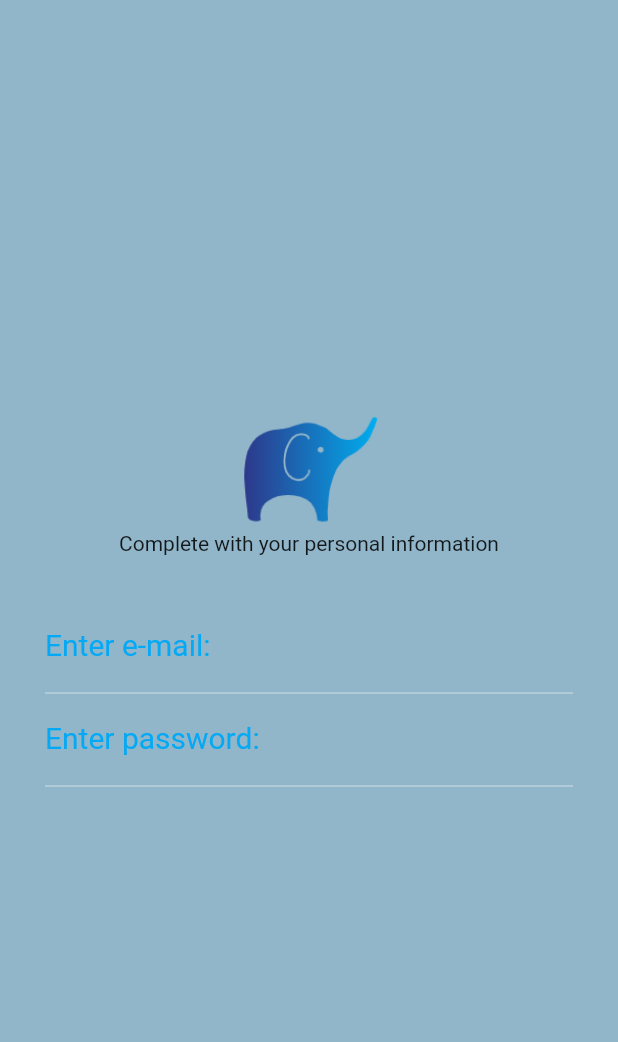
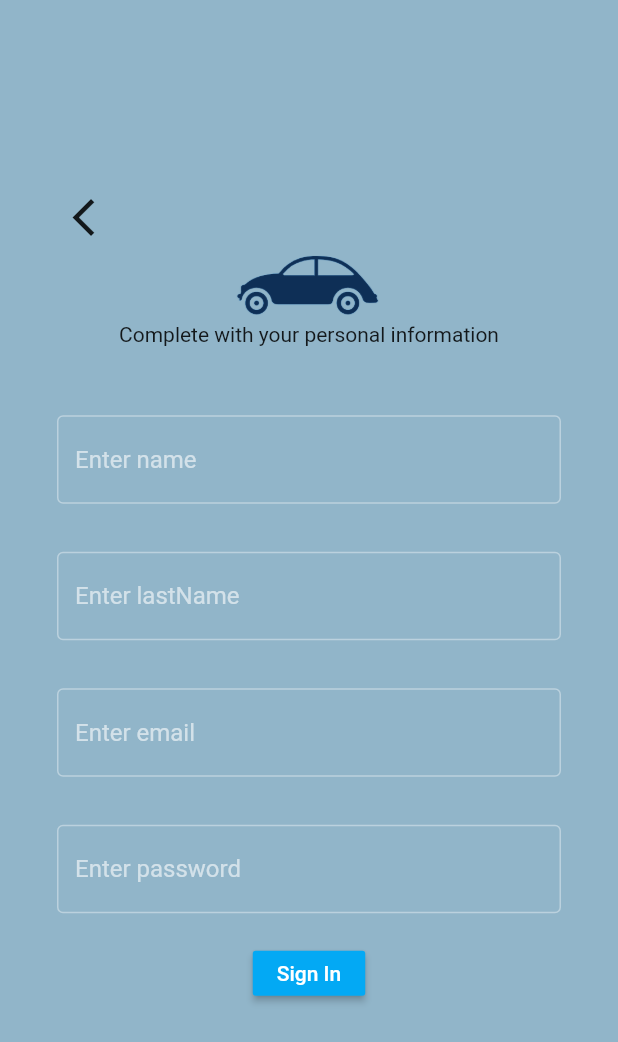
Before and after one commit to Cartoke/MobileApp-eRentCar, a Flutter app: the screen it shows after launch, after a tap on "Register", on a phone screen of 412 x 824 dp. Shown: the top 1042 px of the screen. Run offline on Flutter 3.47's test engine with Material 2 defaults, Android fonts, the phone set to English and light mode, and no system bars; network calls fail.

Commit message:
feat: login section remodified

```diff
--- a/lib/components/login/login_page.dart
+++ b/lib/components/login/login_page.dart
@@ -1,5 +1,6 @@
 import 'package:flutter/material.dart';
 import 'package:erentcar_mobileapp/components/car/cars_page.dart';
+import 'package:flutter/widgets.dart';
 
 class login_page extends StatefulWidget {
   @override
@@ -135,6 +136,8 @@ class _login_pageState extends State<login_page> {
   }
 
   void pushNext() {
+    final _formKey = GlobalKey<FormState>();
+
     Navigator.of(context).push(
       MaterialPageRoute(
           builder: (BuildContext context){
@@ -143,9 +146,21 @@ class _login_pageState extends State<login_page> {
               body: Stack(
                 fit: StackFit.expand,
                 children: <Widget>[
+                  Row(
+                    mainAxisAlignment: MainAxisAlignment.start,
+                    children: [
+
+                    ],
+                  ),
                   Column(
                     mainAxisAlignment: MainAxisAlignment.center,
                     children: <Widget>[
+                      IconButton(
+                        padding: EdgeInsets.only(right: 300),
+                        onPressed: () { Navigator.pop(context); },
+                        icon: Icon(Icons.arrow_back_ios_outlined),
+                        iconSize: 30,
+                      ),
                       Image(
                         image: AssetImage("lib/assets/logo.png"),
                         width: 100,
@@ -155,6 +170,7 @@ class _login_pageState extends State<login_page> {
                         textAlign: TextAlign.center,
                       ),
                       Form(
+                        key: _formKey,
                         child: Theme(
                           data: ThemeData(
                               brightness: Brightness.dark, primarySwatch: Colors.teal,
@@ -169,19 +185,89 @@ class _login_pageState extends State<login_page> {
                             padding: EdgeInsets.all(30),
                             child: Column(
                               children: <Widget>[
-                                TextFormField(
-                                  decoration: InputDecoration(
-                                      labelText: "Enter e-mail:"
+                                 Padding(
+                                    padding: EdgeInsets.symmetric(horizontal: 8, vertical: 16),
+                                    child: TextFormField(
+                                      decoration: InputDecoration(
+                                        border: OutlineInputBorder(),
+                                        hintText: 'Enter name',
+                                      ),
+                                      keyboardType: TextInputType.emailAddress,
+                                      validator: (value) {
+                                        if (value == null || value.isEmpty) {
+                                          return 'Please enter some text';
+                                        }
+                                        return null;
+                                      },
+                                    ),
+                                ),
+                                Padding(
+                                  padding: EdgeInsets.symmetric(horizontal: 8, vertical: 16),
+                                  child: TextFormField(
+                                    decoration: InputDecoration(
+                                      border: OutlineInputBorder(),
+                                      hintText: 'Enter lastName',
+                                    ),
+                                    keyboardType: TextInputType.text,
+                                    obscureText: true,
+                                    validator: (value) {
+                                      if (value == null || value.isEmpty) {
+                                        return 'Please enter some text';
+                                      }
+                                      return null;
+                                    },
                                   ),
-                                  keyboardType: TextInputType.emailAddress,
                                 ),
-                                TextFormField(
-                                  decoration: InputDecoration(
-                                      labelText: "Enter password:"
+                                Padding(
+                                  padding: EdgeInsets.symmetric(horizontal: 8, vertical: 16),
+                                  child: TextFormField(
+                                    decoration: InputDecoration(
+                                      border: OutlineInputBorder(),
+                                      hintText: 'Enter email',
+                                    ),
+                                    keyboardType: TextInputType.text,
+                                    obscureText: true,
+                                    validator: (value) {
+                                      if (value == null || value.isEmpty) {
+                                        return 'Please enter some text';
+                                      }
+                                      return null;
+                                    },
                                   ),
-                                  keyboardType: TextInputType.text,
-                                  obscureText: true,
                                 ),
+                                Padding(
+                                  padding: EdgeInsets.symmetric(horizontal: 8, vertical: 16),
+                                  child: TextFormField(
+                                    decoration: InputDecoration(
+                                      border: OutlineInputBorder(),
+                                      hintText: 'Enter password',
+                                    ),
+                                    keyboardType: TextInputType.text,
+                                    obscureText: true,
+                                    validator: (value) {
+                                      if (value == null || value.isEmpty) {
+                                        return 'Please enter some text';
+                                      }
+                                      return null;
+                                    },
+                                  ),
+                                ),
+                                MaterialButton(
+                                  height: 30,
+                                  minWidth:60,
+                                  color: Colors.lightBlue,
+                                  textColor: Colors.white,
+                                  child: Text("Sign In"),
+                                  onPressed: (){
+                                    if (_formKey.currentState!.validate()) {
+                                      Navigator.push(context, MaterialPageRoute(builder: (BuildContext context) => cars_page()));
+                                      ScaffoldMessenger.of(context).showSnackBar(
+                                        const SnackBar(content: Text('Processing Data')),
+                                      );
+                                    }
+                                  },
+                                  splashColor: Colors.blueAccent,
+                                )
                               ],
                             ),
                           ),
```
Also changed, not shown: lib/assets/logo.png.
